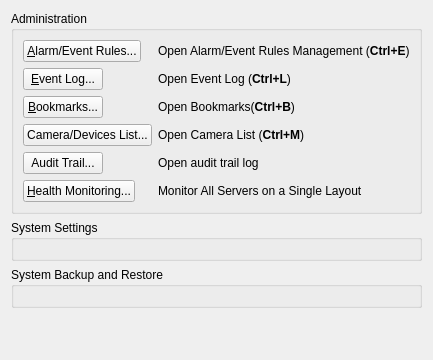
networkoptix/nx_open, file client/src/ui/widgets/settings/general_system_administration_widget.ui: the form before one commit.
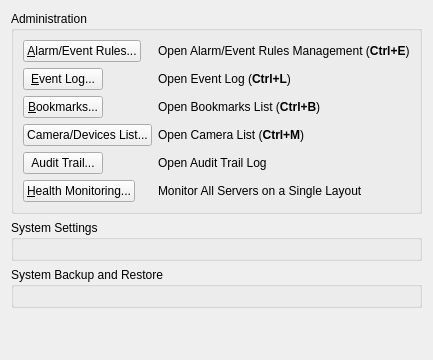
The form after the commit. Custom widgets are drawn as their Qt base class.

Commit message:
VMS-1740: System administration window text fixes
<==== Mercurial data ====>
Branch: dev_2.5.0_gui

What changed in the file:
```diff
--- a/client/src/ui/widgets/settings/general_system_administration_widget.ui
+++ b/client/src/ui/widgets/settings/general_system_administration_widget.ui
@@ -107,7 +107,7 @@
       <item row="5" column="1">
        <widget class="QLabel" name="auditLogLabel">
         <property name="text">
-         <string>Open audit trail log</string>
+         <string>Open Audit Trail Log</string>
         </property>
        </widget>
       </item>
@@ -130,7 +130,7 @@
       <item row="3" column="1">
        <widget class="QLabel" name="bookmarksLabel">
         <property name="text">
-         <string>&lt;html&gt;&lt;head/&gt;&lt;body&gt;&lt;p&gt;Open Bookmarks(&lt;span style=&quot; font-weight:600;&quot;&gt;Ctrl+B&lt;/span&gt;)&lt;/p&gt;&lt;/body&gt;&lt;/html&gt;</string>
+         <string>&lt;html&gt;&lt;head/&gt;&lt;body&gt;&lt;p&gt;Open Bookmarks List (&lt;span style=&quot; font-weight:600;&quot;&gt;Ctrl+B&lt;/span&gt;)&lt;/p&gt;&lt;/body&gt;&lt;/html&gt;</string>
         </property>
        </widget>
       </item>
```
The commit also changes 1 other file.
